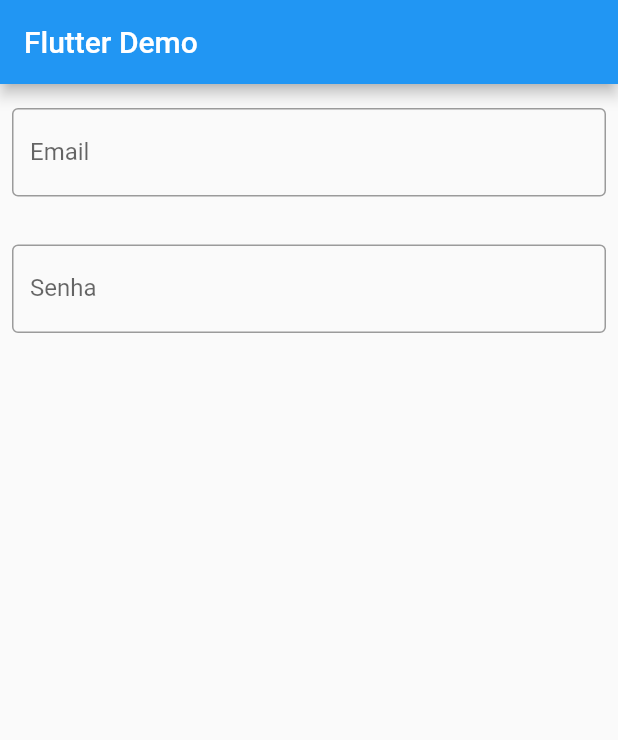
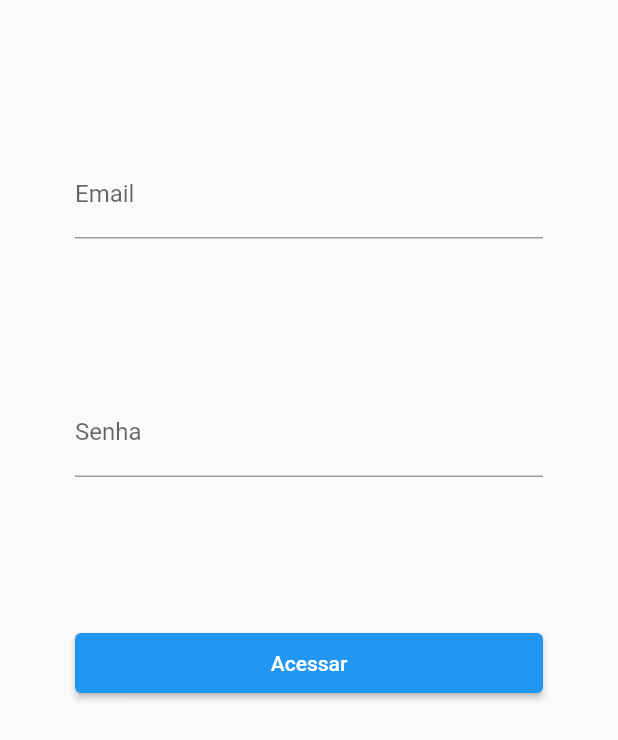
Before and after one commit to Vinicius-Evangelista/08_spskills_desafio02_Vinicius_Evangelista, a Flutter app: the screen it shows after launch, on a phone screen of 412 x 824 dp. Shown: the top 740 px of the screen. Run offline on Flutter 3.47's test engine with Material 2 defaults, Android fonts, the phone set to English and light mode, and no system bars.

Commit message:
feat: Adiciona Botão na Login

```diff
--- a/flutter_app_workskills/flutter_application_1/lib/main.dart
+++ b/flutter_app_workskills/flutter_application_1/lib/main.dart
@@ -1,4 +1,5 @@
 import 'package:flutter/material.dart';
+import 'package:flutter/services.dart';
 
 void main() {
   runApp(const MyApp());
@@ -11,13 +12,9 @@ class MyApp extends StatelessWidget {
   // This widget is the root of your application.
   @override
   Widget build(BuildContext context) {
-    const title = 'Flutter Demo';
-    return MaterialApp(
+    return const MaterialApp(
       home: Scaffold(
-        appBar: AppBar(
-          title: const Text(title),
-        ),
-        body: const MyForm(),
+        body: MyForm(),
       ),
     );
   }
@@ -38,24 +35,36 @@ class MyForm extends StatelessWidget {
         crossAxisAlignment: CrossAxisAlignment.start,
         children: <Widget>[
           Padding(
-          padding: const EdgeInsets.symmetric(horizontal: 8, vertical: 16),
+              padding:
+                  const EdgeInsets.symmetric(horizontal: 50, vertical: 100),
+              child: SizedBox(
+                width: 320,
                 child: TextFormField(
+                  obscureText: true,
                   decoration: const InputDecoration(
-              border: OutlineInputBorder(),
                     labelText: 'Email',
                   ),
                 ),
-        ),
+              )),
           Padding(
-          padding: const EdgeInsets.symmetric(horizontal: 8, vertical: 16),
+              padding: const EdgeInsets.symmetric(horizontal: 50, vertical: 0),
+              child: SizedBox(
+                width: 320,
                 child: TextFormField(
+                  obscureText: true,
                   decoration: const InputDecoration(
-              border: OutlineInputBorder(),
                     labelText: 'Senha',
                   ),
                 ),
+              )),
+          Padding(
+            padding: const EdgeInsets.symmetric(vertical: 100, horizontal: 50),
+            child: ElevatedButton(
+              style: ElevatedButton.styleFrom(fixedSize: const Size(320, 40)),
+              onPressed: () {},
+              child: const Text('Acessar'),
             ),
-      ],
-    );
+          )
+        ]);
   }
 }
```
Lines whose indentation alone changed are shown as unchanged.
